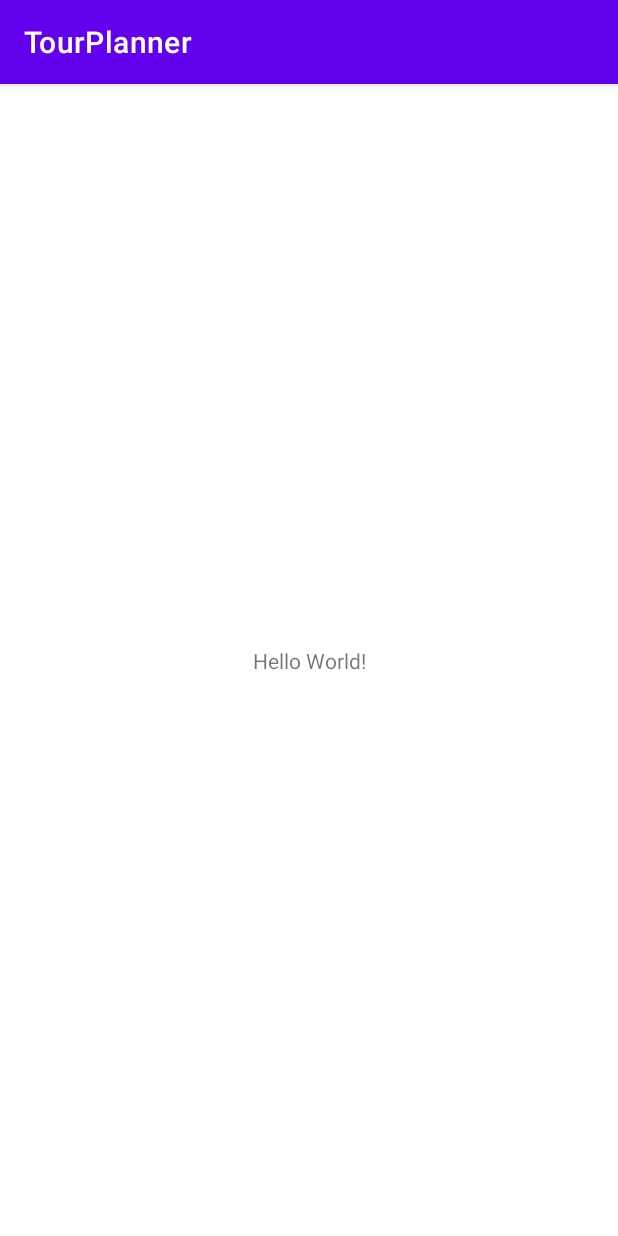
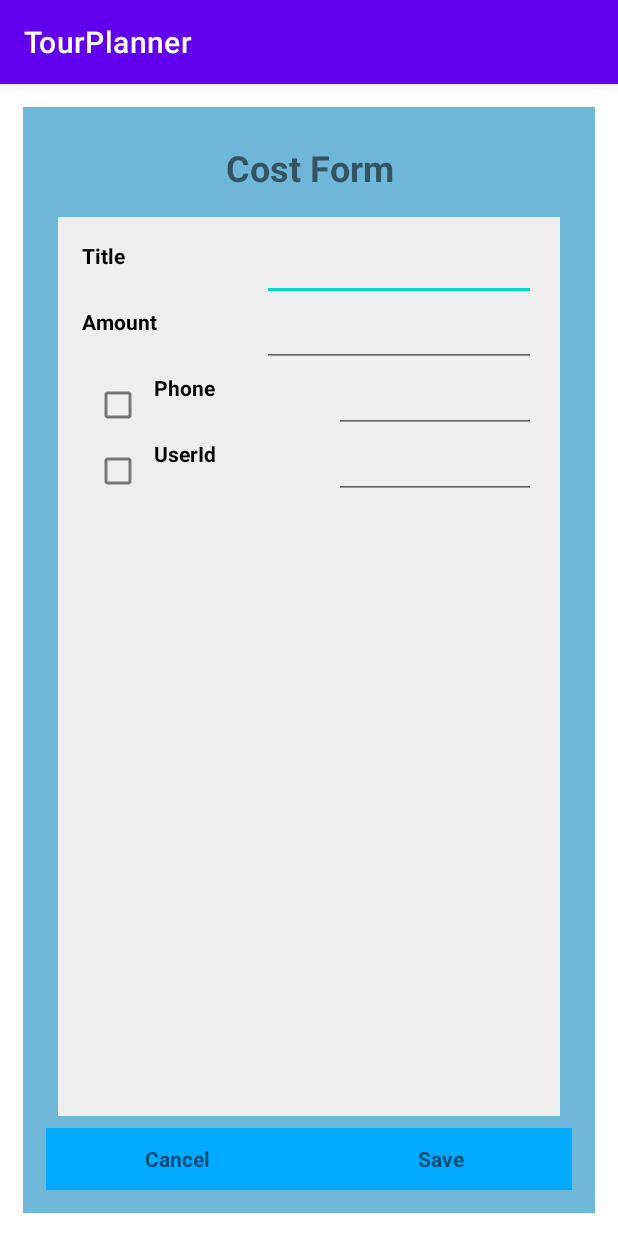
Before and after one commit to mahmud002/Cse489, an Android app: the screen it shows after launch (MainActivity), on a phone screen of 412 x 824 dp. Run offline under Robolectric (Android 15) with nearby library versions, the light colour scheme and no system bars.

Commit message:
first commit

```diff
--- a/app/src/main/java/com/example/tourplanner/MainActivity.java
+++ b/app/src/main/java/com/example/tourplanner/MainActivity.java
@@ -9,6 +9,6 @@ public class MainActivity extends AppCompatActivity {
     @Override
     protected void onCreate(Bundle savedInstanceState) {
         super.onCreate(savedInstanceState);
-        setContentView(R.layout.activity_main);
+        setContentView(R.layout.activity_cost_form);
     }
 }
--- /dev/null
+++ b/app/src/main/res/layout/activity_cost_form.xml
@@ -0,0 +1,152 @@
+<?xml version="1.0" encoding="utf-8"?>
+<LinearLayout xmlns:android="http://schemas.android.com/apk/res/android"
+    android:layout_width="match_parent"
+    android:layout_height="match_parent"
+    android:background="#6FB7D8"
+    android:orientation="vertical"
+    android:padding="15dp"
+    android:layout_margin="15dp">
+    <TextView
+        android:layout_width="match_parent"
+        android:layout_height="50dp"
+        android:text="Cost Form"
+        android:textSize="24dp"
+        android:textStyle="bold"
+        android:gravity="center" />
+    <LinearLayout
+        android:layout_width="match_parent"
+        android:layout_height="0dp"
+        android:layout_weight="1"
+        android:orientation="vertical"
+        android:layout_margin="8dp"
+        android:padding="16dp"
+        android:background="#eeeeee">
+
+        <LinearLayout
+            android:layout_width="match_parent"
+            android:layout_height="40dp"
+            android:orientation="horizontal"
+            android:layout_marginBottom="4dp">
+            <TextView
+                android:id="@+id/labelName"
+                android:layout_width="120dp"
+                android:layout_height="match_parent"
+                android:text="Title"
+                android:textStyle="bold"
+                android:textColor="#000000" />
+            <EditText
+                android:id="@+id/elName"
+                android:layout_width="0dp"
+                android:layout_weight="1"
+                android:layout_height="match_parent"
+                />
+        </LinearLayout>
+
+
+
+
+        <LinearLayout
+            android:layout_width="match_parent"
+            android:layout_height="40dp"
+            android:layout_marginBottom="4dp"
+            android:orientation="horizontal">
+            <TextView
+                android:id="@+id/labelEmail"
+                android:layout_width="120dp"
+                android:layout_height="match_parent"
+                android:text="Amount"
+                android:textStyle="bold"
+                android:textColor="#000000"/>
+            <EditText
+                android:id="@+id/elEmail"
+                android:layout_width="0dp"
+                android:layout_weight="1"
+                android:padding="5dp"
+                android:layout_height="match_parent"
+                android:inputType="textEmailAddress"/>
+        </LinearLayout>
+        <LinearLayout
+            android:layout_width="match_parent"
+            android:layout_height="40dp"
+            android:layout_marginBottom="4dp"
+            android:orientation="horizontal">
+            <CheckBox
+
+                android:layout_width="wrap_content"
+                android:layout_height="wrap_content"
+                android:text=""/>
+            <TextView
+                android:id="@+id/labelPhone"
+                android:layout_width="120dp"
+                android:layout_height="match_parent"
+                android:text="Phone"
+                android:textStyle="bold"
+                android:textColor="#000000"/>
+            <EditText
+
+                android:layout_width="0dp"
+                android:layout_weight="1"
+                android:padding="5dp"
+                android:layout_height="match_parent"
+                android:inputType="textEmailAddress"/>
+
+
+        </LinearLayout>
+        <LinearLayout
+            android:layout_width="match_parent"
+            android:layout_height="40dp"
+            android:layout_marginBottom="4dp"
+            android:orientation="horizontal">
+            <CheckBox
+
+                android:layout_width="wrap_content"
+                android:layout_height="wrap_content"
+                android:text=""/>
+            <TextView
+
+                android:layout_width="120dp"
+                android:layout_height="match_parent"
+                android:text="UserId"
+                android:textStyle="bold"
+                android:textColor="#000000"/>
+            <EditText
+
+                android:layout_width="0dp"
+                android:layout_weight="1"
+                android:padding="5dp"
+                android:layout_height="match_parent"
+                android:inputType="textEmailAddress"/>
+
+
+        </LinearLayout>
+
+
+
+    </LinearLayout>
+
+    <LinearLayout
+        android:layout_width="match_parent"
+        android:layout_height="41dp"
+        android:orientation="horizontal"
+        android:background="#00aaff">
+        <TextView
+            android:id="@+id/btCancel"
+            android:layout_width="0dp"
+            android:layout_weight="1"
+            android:layout_height="match_parent"
+            android:text="Cancel"
+            android:textStyle="bold"
+            android:gravity="center"
+            android:clickable="true" />
+
+        <TextView
+            android:id="@+id/btnSave"
+            android:layout_width="0dp"
+            android:layout_weight="1"
+            android:layout_height="match_parent"
+            android:text="Save"
+            android:textStyle="bold"
+            android:gravity="center"
+            android:clickable="true" />
+    </LinearLayout>
+</LinearLayout>
--- a/app/src/main/res/layout/activity_main.xml
+++ /dev/null
@@ -1,18 +0,0 @@
-<?xml version="1.0" encoding="utf-8"?>
-<androidx.constraintlayout.widget.ConstraintLayout xmlns:android="http://schemas.android.com/apk/res/android"
-    xmlns:app="http://schemas.android.com/apk/res-auto"
-    xmlns:tools="http://schemas.android.com/tools"
-    android:layout_width="match_parent"
-    android:layout_height="match_parent"
-    tools:context=".MainActivity">
-
-    <TextView
-        android:layout_width="wrap_content"
-        android:layout_height="wrap_content"
-        android:text="Hello World!"
-        app:layout_constraintBottom_toBottomOf="parent"
-        app:layout_constraintLeft_toLeftOf="parent"
-        app:layout_constraintRight_toRightOf="parent"
-        app:layout_constraintTop_toTopOf="parent" />
-
-</androidx.constraintlayout.widget.ConstraintLayout>
```
